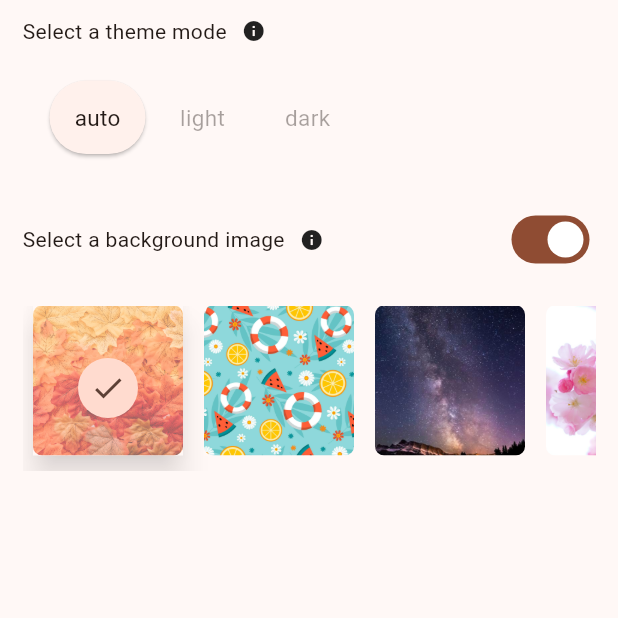
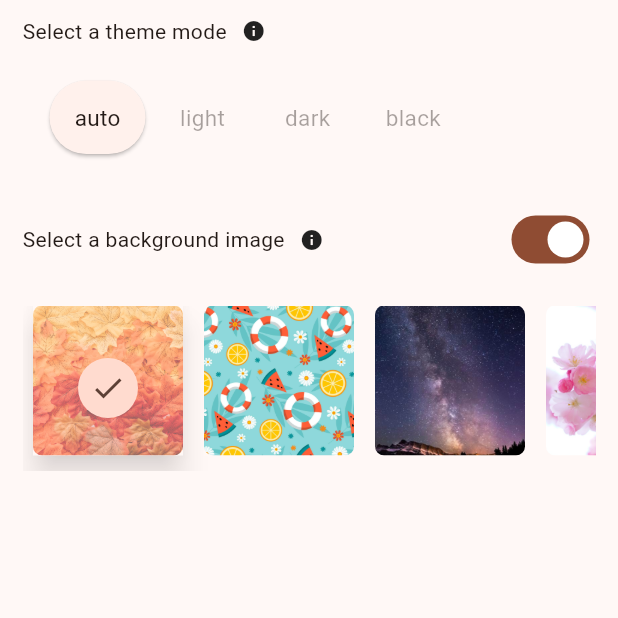
Before and after one commit to JICA98/DailyAL, a Flutter app: the ThemeSettings screen opened directly, scrolled down 190 dp, on a phone screen of 412 x 824 dp, the part 449-1067 px from its top. Run offline on Flutter 3.47's test engine with Material 3 defaults, Android fonts, the light colour scheme and no system bars; drawn by our look-alikes of dynamic_color, scrollable_positioned_list; our stand-ins replace auto_size_text, cached_network_image, carousel_slider, connectivity, device_info_plus, dio and 26 more; missing offline and left inert: flex_color_picker, flutter_web_browser, notification_permissions, restart_app, translator, webviewtube; accounts and stored records are empty.

Commit message:
87: Add black themeMode

```diff
--- a/lib/constant.dart
+++ b/lib/constant.dart
@@ -9,7 +9,6 @@ import 'package:dailyanimelist/enums.dart';
 import 'package:dailyanimelist/generated/l10n.dart';
 import 'package:dailyanimelist/main.dart';
 import 'package:dailyanimelist/pages/animedetailed/videoswidget.dart';
-import 'package:dailyanimelist/pages/userpage.dart';
 import 'package:dailyanimelist/screens/generalsearchscreen.dart';
 import 'package:dailyanimelist/screens/homescreen.dart';
 import 'package:dailyanimelist/screens/user_profile.dart';
@@ -20,7 +19,6 @@ import 'package:dailyanimelist/widgets/avatarwidget.dart';
 import 'package:dailyanimelist/widgets/common/image_preview.dart';
 import 'package:dailyanimelist/widgets/custombutton.dart';
 import 'package:dailyanimelist/widgets/forum/bbcodewidget.dart';
-import 'package:dailyanimelist/widgets/home/bookmarks_widget.dart';
 import 'package:dailyanimelist/widgets/shimmecolor.dart';
 import 'package:dailyanimelist/widgets/slivers.dart';
 import 'package:dailyanimelist/widgets/user/contenteditwidget.dart';
@@ -33,8 +31,6 @@ import 'package:flutter_html/flutter_html.dart';
 import 'package:fluttertoast/fluttertoast.dart';
 import 'package:html/dom.dart' as dom;
 import 'package:intl/intl.dart';
-import 'package:photo_view/photo_view.dart';
-import 'package:photo_view/photo_view_gallery.dart';
 import 'package:scroll_to_index/scroll_to_index.dart';
 import 'package:shimmer/shimmer.dart';
 import 'package:url_launcher/url_launcher.dart';
@@ -866,26 +862,48 @@ Brightness currentBrightness(BuildContext context, [UserThemeMode? themeMode]) {
   return switch (themeMode ?? user.theme.themeMode) {
     UserThemeMode.Auto => MediaQuery.of(context).platformBrightness,
     UserThemeMode.Dark => Brightness.dark,
+    UserThemeMode.Black => Brightness.dark,
     UserThemeMode.Light => Brightness.light,
   };
 }
 
 ColorScheme? currentColorScheme(
-    BuildContext context, ColorScheme? lightDynamic, ColorScheme? darkDynamic,
-    [UserThemeMode? themeMode]) {
+  BuildContext context,
+  ColorScheme? lightDynamic,
+  ColorScheme? darkDynamic, [
+  UserThemeMode? themeMode,
+]) {
+  final ColorScheme? colorScheme;
   final color = UserThemeData.colorSchemeMap[user.theme.color];
   if (color != null) {
-    return ColorScheme.fromSeed(
+    colorScheme = ColorScheme.fromSeed(
       seedColor: color,
       brightness: currentBrightness(context, themeMode),
     );
   } else {
     final brightness = currentBrightness(context, themeMode);
     if (brightness == Brightness.dark) {
-      return darkDynamic;
+      colorScheme = darkDynamic;
     } else {
-      return lightDynamic;
+      colorScheme = lightDynamic;
     }
+  }
+  return _blackTheme(colorScheme, themeMode);
+}
+
+ColorScheme? _blackTheme(
+  ColorScheme? colorScheme, [
+  UserThemeMode? themeMode,
+]) {
+  if (themeMode != UserThemeMode.Black) {
+    return colorScheme;
+  } else {
+    return colorScheme?.copyWith(
+      background: Color(0xff000000),
+      surface: Color(0xff000000),
+      onBackground: Color(0xffFFFFFF),
+      onSurface: Color(0xffFFFFFF),
+    );
   }
 }
 
--- a/lib/pages/settings/themesettings.dart
+++ b/lib/pages/settings/themesettings.dart
@@ -1,20 +1,16 @@
 import 'package:dailyanimelist/generated/l10n.dart';
 import 'package:dailyanimelist/theme/theme.dart';
 import 'package:dailyanimelist/theme/themedata.dart';
-import 'package:dailyanimelist/pages/settings/optiontile.dart';
 import 'package:dailyanimelist/pages/settings/settingheader.dart';
-import 'package:dailyanimelist/painter.dart';
 import 'package:dailyanimelist/user/userpref.dart';
 import 'package:dailyanimelist/widgets/avatarwidget.dart';
 import 'package:dailyanimelist/widgets/custombutton.dart';
 import 'package:dailyanimelist/widgets/loading/expandedwidget.dart';
 import 'package:dailyanimelist/widgets/selectbottom.dart';
 import 'package:dailyanimelist/widgets/togglebutton.dart';
-import 'package:dal_commons/dal_commons.dart';
 import 'package:dynamic_color/dynamic_color.dart';
 import 'package:flutter/material.dart';
 import 'package:flutter/services.dart';
-import 'package:google_fonts/google_fonts.dart';
 
 import '../../constant.dart';
 import '../../main.dart';
@@ -41,6 +37,7 @@ class _ThemeSettingsState extends State<ThemeSettings> {
     'auto': UserThemeMode.Auto,
     'light': UserThemeMode.Light,
     'dark': UserThemeMode.Dark,
+    'black': UserThemeMode.Black,
   };
   @override
   void initState() {
--- a/lib/theme/theme.dart
+++ b/lib/theme/theme.dart
@@ -1,9 +1,8 @@
-import 'package:dailyanimelist/user/user.dart';
 import 'package:json_annotation/json_annotation.dart';
 
 part 'theme.g.dart';
 
-enum UserThemeMode { Auto, Light, Dark }
+enum UserThemeMode { Auto, Light, Dark, Black }
 
 enum UserThemeColor {
   Auto,
```
Also changed, not shown: lib/main.dart (+4 -4 lines), lib/theme/theme.g.dart.
